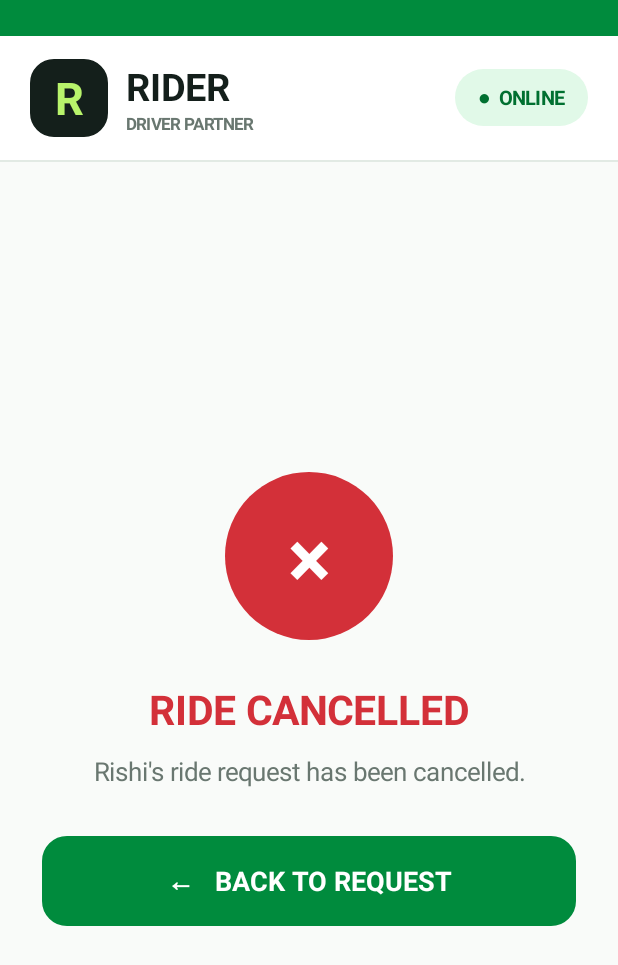
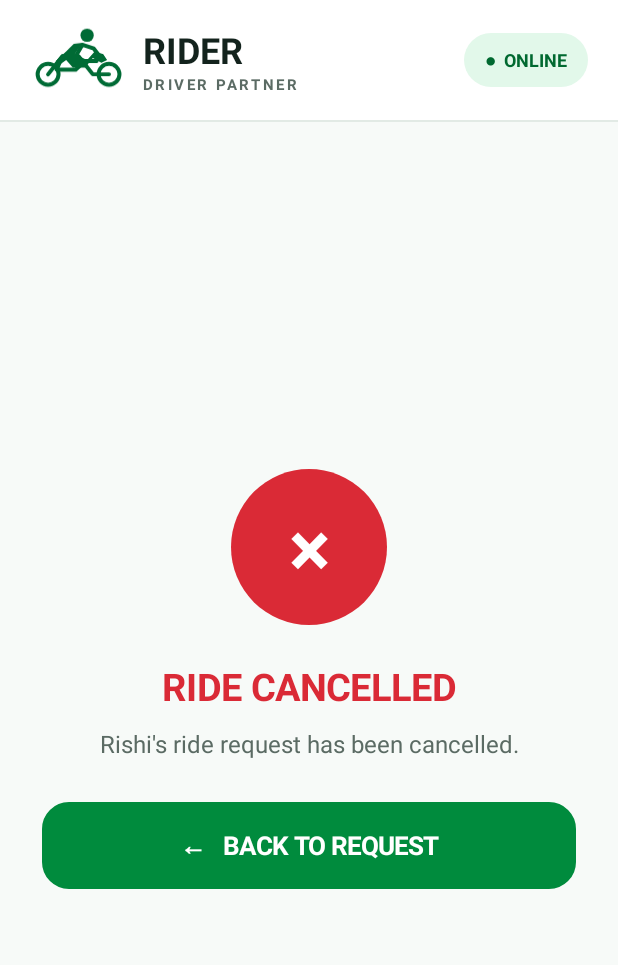
Before and after one commit to martinphilips1502-a11y/RIDER, an Android app: the screen it shows after launch (MainActivity), after a tap on "× CANCEL", on a phone screen of 412 x 824 dp. Shown: the top 965 px of the screen. Run offline under Robolectric (Android 15) with nearby library versions, the phone set to English and light mode, and no system bars; 2 other taps on this screen came first.

Commit message:
Refactor MainActivity for improved readability and structure

```diff
--- a/app/src/main/java/com/scriptedmachi/rider/MainActivity.java
+++ b/app/src/main/java/com/scriptedmachi/rider/MainActivity.java
@@ -1,7 +1,6 @@
 package com.scriptedmachi.rider;
 
 import android.app.Activity;
-import android.os.Build;
 import android.os.Bundle;
 import android.graphics.Color;
 import android.graphics.Typeface;
@@ -11,204 +10,191 @@ import android.media.AudioManager;
 import android.media.ToneGenerator;
 import android.os.Handler;
 import android.os.Looper;
-import android.widget.ImageView;
 import android.view.Gravity;
 import android.view.View;
+import android.view.Window;
+import android.widget.ImageView;
 import android.widget.LinearLayout;
 import android.widget.ScrollView;
 import android.widget.TextView;
 
 public class MainActivity extends Activity {
     private static final int GREEN = Color.rgb(0, 139, 61);
-    private static final int DARK_GREEN = Color.rgb(0, 112, 48);
-    private static final int INK = Color.rgb(20, 31, 27);
-    private static final int MUTED = Color.rgb(105, 119, 112);
-    private static final int PAGE = Color.rgb(249, 251, 249);
-    private static final int RED = Color.rgb(211, 48, 57);
-    private ValueAnimator acceptPulse;
-    private ToneGenerator toneGenerator;
-    private final Handler soundHandler = new Handler(Looper.getMainLooper());
+    private static final int DEEP_GREEN = Color.rgb(0, 105, 48);
+    private static final int INK = Color.rgb(19, 35, 29);
+    private static final int MUTED = Color.rgb(91, 107, 100);
+    private static final int PAGE = Color.rgb(247, 250, 248);
+    private static final int RED = Color.rgb(218, 42, 54);
+    private ValueAnimator pulse;
+    private ToneGenerator tones;
+    private final Handler handler = new Handler(Looper.getMainLooper());
 
-    @Override
-    public void onCreate(Bundle state) {
+    @Override public void onCreate(Bundle state) {
         super.onCreate(state);
-        getWindow().setStatusBarColor(GREEN);
-        getWindow().setNavigationBarColor(Color.WHITE);
-        // White status-bar icons on green; dark navigation icons on white.
-        getWindow().getDecorView().setSystemUiVisibility(View.SYSTEM_UI_FLAG_LIGHT_NAVIGATION_BAR);
+        Window w = getWindow();
+        w.setStatusBarColor(GREEN);
+        w.setNavigationBarColor(Color.WHITE);
+        w.getDecorView().setSystemUiVisibility(View.SYSTEM_UI_FLAG_LIGHT_NAVIGATION_BAR);
         showRequest();
     }
 
-    private int dp(float value) {
-        return Math.round(value * getResources().getDisplayMetrics().density);
+    private int dp(float v) {
+        return Math.round(v * getResources().getDisplayMetrics().density);
     }
 
-    private GradientDrawable shape(int color, int radius, int strokeColor, int strokeWidth) {
-        GradientDrawable drawable = new GradientDrawable();
-        drawable.setColor(color);
-        drawable.setCornerRadius(dp(radius));
-        if (strokeWidth > 0) drawable.setStroke(dp(strokeWidth), strokeColor);
-        return drawable;
+    private GradientDrawable shape(int fill, int radius, int stroke, int strokeDp) {
+        GradientDrawable d = new GradientDrawable();
+        d.setColor(fill);
+        d.setCornerRadius(dp(radius));
+        if (strokeDp > 0) d.setStroke(dp(strokeDp), stroke);
+        return d;
     }
 
-    private TextView label(String value, int size, int color, boolean bold) {
-        TextView view = new TextView(this);
-        view.setText(value);
-        view.setTextSize(size);
-        view.setTextColor(color);
-        view.setIncludeFontPadding(true);
-        view.setGravity(Gravity.CENTER_VERTICAL);
-        view.setTypeface(Typeface.create("sans-serif", bold ? Typeface.BOLD : Typeface.NORMAL));
-        return view;
+    private TextView text(String value, int size, int color, boolean bold) {
+        TextView t = new TextView(this);
+        t.setText(value);
+        t.setTextSize(size);
+        t.setTextColor(color);
+        t.setGravity(Gravity.CENTER_VERTICAL);
+        t.setIncludeFontPadding(true);
+        t.setTypeface(Typeface.create("sans-serif", bold ? Typeface.BOLD : Typeface.NORMAL));
+        return t;
     }
 
     private LinearLayout column() {
-        LinearLayout layout = new LinearLayout(this);
-        layout.setOrientation(LinearLayout.VERTICAL);
-        return layout;
+        LinearLayout l = new LinearLayout(this);
+        l.setOrientation(LinearLayout.VERTICAL);
+        return l;
     }
 
-    private void padding(View view, int left, int top, int right, int bottom) {
-        view.setPadding(dp(left), dp(top), dp(right), dp(bottom));
+    private void pad(View v, int l, int t, int r, int b) {
+        v.setPadding(dp(l), dp(t), dp(r), dp(b));
     }
 
-    private void space(LinearLayout parent, int height) {
-        View spacer = new View(this);
-        parent.addView(spacer, new LinearLayout.LayoutParams(1, dp(height)));
+    private void gap(LinearLayout parent, int height) {
+        View v = new View(this);
+        parent.addView(v, new LinearLayout.LayoutParams(1, dp(height)));
     }
 
-    // Android 15 draws app content behind the status bar for apps targeting API 35.
-    // This green strip occupies that inset so the logo starts safely below phone icons.
-    private void addStatusBarStrip(LinearLayout page) {
-        if (Build.VERSION.SDK_INT >= 35) {
-            int resource = getResources().getIdentifier("status_bar_height", "dimen", "android");
-            int height = resource > 0 ? getResources().getDimensionPixelSize(resource) : dp(28);
-            View strip = new View(this);
-            strip.setBackgroundColor(GREEN);
-            page.addView(strip, new LinearLayout.LayoutParams(-1, height));
-        }
+    private void divider(LinearLayout parent, int top, int bottom) {
+        View v = new View(this);
+        v.setBackgroundColor(Color.rgb(226, 234, 229));
+        LinearLayout.LayoutParams p = new LinearLayout.LayoutParams(-1, dp(1));
+        p.topMargin = dp(top);
+        p.bottomMargin = dp(bottom);
+        parent.addView(v, p);
     }
 
-    private LinearLayout createPage() {
+    private LinearLayout makePage() {
         LinearLayout page = column();
         page.setBackgroundColor(PAGE);
-        addStatusBarStrip(page);
         return page;
     }
 
-    private void addHeader(LinearLayout parent) {
+    private void addHeader(LinearLayout page) {
         LinearLayout header = new LinearLayout(this);
         header.setGravity(Gravity.CENTER_VERTICAL);
-        padding(header, 20, 15, 20, 15);
+        pad(header, 20, 14, 20, 14);
         header.setBackgroundColor(Color.WHITE);
 
-        TextView mark = label("R", 30, Color.rgb(184, 243, 107), true);
-        mark.setGravity(Gravity.CENTER);
-        mark.setBackground(shape(INK, 15, INK, 1));
-        header.addView(mark, new LinearLayout.LayoutParams(dp(52), dp(52)));
+        ImageView logo = new ImageView(this);
+        logo.setImageResource(R.drawable.rider_logo);
+        logo.setScaleType(ImageView.ScaleType.FIT_CENTER);
+        header.addView(logo, new LinearLayout.LayoutParams(dp(66), dp(52)));
 
         LinearLayout brand = column();
-        padding(brand, 12, 0, 0, 0);
-        brand.addView(label("RIDER", 25, INK, true));
-        brand.addView(label("DRIVER PARTNER", 11, MUTED, true));
+        pad(brand, 9, 0, 0, 0);
+        brand.addView(text("RIDER", 24, INK, true));
+        TextView sub = text("DRIVER PARTNER", 10, MUTED, true);
+        sub.setLetterSpacing(0.16f);
+        brand.addView(sub);
         header.addView(brand, new LinearLayout.LayoutParams(0, -2, 1));
 
-        TextView online = label("●  ONLINE", 13, DARK_GREEN, true);
+        TextView online = text("●  ONLINE", 12, DEEP_GREEN, true);
         online.setGravity(Gravity.CENTER);
-        online.setBackground(shape(Color.rgb(225, 249, 232), 30, Color.TRANSPARENT, 0));
-        padding(online, 15, 10, 15, 10);
+        online.setBackground(shape(Color.rgb(226, 248, 234), 30, Color.TRANSPARENT, 0));
+        pad(online, 14, 9, 14, 9);
         header.addView(online);
-        parent.addView(header);
 
-        View divider = new View(this);
-        divider.setBackgroundColor(Color.rgb(226, 234, 228));
-        parent.addView(divider, new LinearLayout.LayoutParams(-1, dp(1)));
+        page.addView(header);
+        divider(page, 0, 0);
     }
 
-    private TextView actionButton(String title, int textColor, int backgroundColor, int borderColor) {
-        TextView button = label(title, 18, textColor, true);
-        button.setGravity(Gravity.CENTER);
-        button.setBackground(shape(backgroundColor, 16, borderColor, 1));
-        button.setClickable(true);
-        button.setFocusable(true);
-        return button;
+    private TextView button(String title, int textColor, int fill, int border) {
+        TextView b = text(title, 17, textColor, true);
+        b.setGravity(Gravity.CENTER);
+        b.setBackground(shape(fill, 17, border, 1));
+        b.setClickable(true);
+        b.setFocusable(true);
+        return b;
     }
 
-    private void addLocation(LinearLayout card, int pinDrawable,
-                             String heading, String address, int headingColor) {
+    private void addLocation(LinearLayout card, int drawable, String heading,
+                             String address, int headingColor) {
         LinearLayout row = new LinearLayout(this);
-        row.setGravity(Gravity.TOP);
+        row.setGravity(Gravity.CENTER_VERTICAL);
 
         ImageView pin = new ImageView(this);
-        pin.setImageResource(pinDrawable);
+        pin.setImageResource(drawable);
         pin.setScaleType(ImageView.ScaleType.FIT_CENTER);
-        row.addView(pin, new LinearLayout.LayoutParams(dp(42), dp(48)));
+        LinearLayout.LayoutParams pinP = new LinearLayout.LayoutParams(dp(34), dp(40));
+        pinP.rightMargin = dp(13);
+        row.addView(pin, pinP);
 
-        LinearLayout details = column();
-        padding(details, 12, 0, 0, 0);
-        details.addView(label(heading, 15, headingColor, true));
-        TextView addressView = label(address, 17, INK, true);
-        addressView.setLineSpacing(dp(2), 1.0f);
-        details.addView(addressView);
-        row.addView(details, new LinearLayout.LayoutParams(0, -2, 1));
+        LinearLayout labels = column();
+        labels.addView(text(heading, 14, headingColor, true));
+        TextView addressText = text(address, 16, INK, true);
+        addressText.setLineSpacing(dp(1), 1.0f);
+        labels.addView(addressText);
+        row.addView(labels, new LinearLayout.LayoutParams(0, -2, 1));
         card.addView(row);
     }
 
-    private void playRequestSound() {
-        playTone(ToneGenerator.TONE_PROP_BEEP2, 180, true);
+    private void playTone(int tone, int duration, boolean doubleTone) {
+        try {
+            if (tones != null) tones.release();
+            tones = new ToneGenerator(AudioManager.STREAM_NOTIFICATION, 78);
+            tones.startTone(tone, duration);
+            if (doubleTone) {
+                handler.postDelayed(() -> {
+                    if (tones != null) tones.startTone(ToneGenerator.TONE_PROP_BEEP, 130);
+                }, 210);
+            }
+            handler.postDelayed(() -> {
+                if (tones != null) {
+                    tones.release();
+                    tones = null;
+                }
+            }, doubleTone ? 500 : 300);
+        } catch (Exception ignored) { }
     }
 
-    private void playFeedbackSound(boolean accepted) {
-        playTone(accepted ? ToneGenerator.TONE_PROP_ACK : ToneGenerator.TONE_PROP_NACK, 220, false);
+    private void startPulse(TextView accept) {
+        stopPulse();
+        pulse = ValueAnimator.ofFloat(0f, 1f);
+        pulse.setDuration(620);
+        pulse.setRepeatCount(ValueAnimator.INFINITE);
+        pulse.setRepeatMode(ValueAnimator.REVERSE);
+        pulse.addUpdateListener(a -> {
+            float f = (float) a.getAnimatedValue();
+            GradientDrawable bg = (GradientDrawable) accept.getBackground();
+            int alpha = 125 + Math.round(130 * f);
+            int width = 2 + Math.round(3 * f);
+            bg.setStroke(dp(width), Color.argb(alpha, 190, 255, 207));
+            accept.setElevation(dp(3 + 5 * f));
+        });
+        pulse.start();
     }
 
-    private void playTone(int tone, int durationMs, boolean doubleBeep) {
-        try {
-            if (toneGenerator != null) toneGenerator.release();
-            toneGenerator = new ToneGenerator(AudioManager.STREAM_NOTIFICATION, 75);
-            toneGenerator.startTone(tone, durationMs);
-            if (doubleBeep) {
-                soundHandler.postDelayed(() -> {
-                    if (toneGenerator != null) toneGenerator.startTone(ToneGenerator.TONE_PROP_BEEP, 140);
-                }, 230);
-            }
-            soundHandler.postDelayed(() -> {
-                if (toneGenerator != null) {
-                    toneGenerator.release();
-                    toneGenerator = null;
-                }
-            }, doubleBeep ? 520 : 300);
-        } catch (Exception ignored) {
-            // Sound is an enhancement; the app remains fully usable if audio is unavailable.
-        }
-    }
-
-    private void startAcceptPulse(TextView button) {
-        if (acceptPulse != null) acceptPulse.cancel();
-        acceptPulse = ValueAnimator.ofFloat(0f, 1f);
-        acceptPulse.setDuration(850);
-        acceptPulse.setRepeatCount(ValueAnimator.INFINITE);
-        acceptPulse.setRepeatMode(ValueAnimator.REVERSE);
-        acceptPulse.addUpdateListener(animation -> {
-            float progress = (float) animation.getAnimatedValue();
-            GradientDrawable background = (GradientDrawable) button.getBackground();
-            int alpha = 105 + Math.round(145 * progress);
-            int width = 2 + Math.round(3 * progress);
-            background.setStroke(dp(width), Color.argb(alpha, 190, 255, 205));
-            button.setElevation(dp(3 + 3 * progress));
-        });
-        acceptPulse.start();
-    }
-
-    private void stopAcceptPulse() {
-        if (acceptPulse != null) {
-            acceptPulse.cancel();
-            acceptPulse = null;
+    private void stopPulse() {
+        if (pulse != null) {
+            pulse.cancel();
+            pulse = null;
         }
     }
 
     private void showRequest() {
-        LinearLayout page = createPage();
+        LinearLayout page = makePage();
         addHeader(page);
 
         ScrollView scroll = new ScrollView(this);
@@ -217,135 +203,163 @@ public class MainActivity extends Activity {
         scroll.setBackgroundColor(PAGE);
 
         LinearLayout content = column();
-        padding(content, 18, 20, 18, 28);
+        pad(content, 18, 18, 18, 22);
 
-        content.addView(label("Good day, Driver", 17, MUTED, false));
-        space(content, 4);
-        TextView title = label("You have a new ride", 29, INK, true);
-        content.addView(title);
-        space(content, 18);
+        content.addView(text("Good day, Driver", 17, MUTED, false));
+        gap(content, 4);
+        content.addView(text("You have a new ride", 27, INK, true));
+        gap(content, 16);
 
         LinearLayout card = column();
-        card.setBackground(shape(Color.WHITE, 24, Color.rgb(231, 237, 232), 1));
-        padding(card, 18, 18, 18, 18);
+        card.setBackground(shape(Color.WHITE, 24, Color.rgb(224, 233, 227), 1));
+        pad(card, 17, 17, 17, 17);
 
-        TextView requestTag = label("♧  NEW RIDE REQUEST", 14, DARK_GREEN, true);
-        requestTag.setBackground(shape(Color.rgb(226, 249, 233), 30, Color.TRANSPARENT, 0));
-        padding(requestTag, 14, 10, 14, 10);
-        card.addView(requestTag, new LinearLayout.LayoutParams(-2, -2));
-        space(card, 20);
+        TextView tag = text("♧  NEW RIDE REQUEST", 13, DEEP_GREEN, true);
+        tag.setBackground(shape(Color.rgb(226, 248, 234), 28, Color.TRANSPARENT, 0));
+        pad(tag, 13, 9, 13, 9);
+        card.addView(tag, new LinearLayout.LayoutParams(-2, -2));
+        gap(card, 17);
 
         LinearLayout passenger = new LinearLayout(this);
         passenger.setGravity(Gravity.CENTER_VERTICAL);
+
         ImageView avatar = new ImageView(this);
         avatar.setImageResource(R.drawable.passenger_avatar);
-        avatar.setScaleType(ImageView.ScaleType.CENTER_CROP);
-        passenger.addView(avatar, new LinearLayout.LayoutParams(dp(72), dp(72)));
+        avatar.setScaleType(ImageView.ScaleType.FIT_CENTER);
+        passenger.addView(avatar, new LinearLayout.LayoutParams(dp(76), dp(76)));
 
         LinearLayout passengerInfo = column();
-        padding(passengerInfo, 14, 0, 0, 0);
-        passengerInfo.addView(label("Rishi", 25, INK, true));
-        passengerInfo.addView(label("PASSENGER", 12, MUTED, true));
+        pad(passengerInfo, 13, 0, 0, 0);
+        passengerInfo.addView(text("Rishi", 24, INK, true));
+        passengerInfo.addView(text("PASSENGER", 11, MUTED, true));
+        TextView rating = text("★  4.8  (126 rides)", 13, MUTED, false);
+        rating.setTextColor(Color.rgb(87, 101, 94));
+        passengerInfo.addView(rating);
         passenger.addView(passengerInfo, new LinearLayout.LayoutParams(0, -2, 1));
         card.addView(passenger);
 
-        View separator = new View(this);
-        separator.setBackgroundColor(Color.rgb(232, 237, 233));
-        LinearLayout.LayoutParams separatorParams = new LinearLayout.LayoutParams(-1, dp(1));
-        separatorParams.topMargin = dp(18);
-        separatorParams.bottomMargin = dp(18);
-        card.addView(separator, separatorParams);
+        divider(card, 17, 17);
 
-        addLocation(card, R.drawable.pickup_pin, "Pickup", "Bhagavathi Nagar, Koyambedu", DARK_GREEN);
-        View routeLine = new View(this);
-        routeLine.setBackgroundColor(Color.rgb(193, 207, 197));
-        LinearLayout.LayoutParams routeParams = new LinearLayout.LayoutParams(dp(2), dp(24));
-        routeParams.leftMargin = dp(20);
-        card.addView(routeLine, routeParams);
-        addLocation(card, R.drawable.destination_pin, "Destination", "Bharathiyar Street, Valasaravakkam", RED);
+        addLocation(card, R.drawable.pickup_pin, "Pickup",
+                "Bhagavathi Nagar, Koyambedu", DEEP_GREEN);
 
-        // Ride amount row: clearly displays the passenger's offered fare.
-        LinearLayout fareRow = new LinearLayout(this);
-        fareRow.setGravity(Gravity.CENTER_VERTICAL);
-        fareRow.setBackground(shape(Color.rgb(242, 249, 244), 14, Color.rgb(218, 235, 222), 1));
-        padding(fareRow, 16, 13, 16, 13);
-        LinearLayout fareLabels = column();
-        fareLabels.addView(label("RIDE AMOUNT", 12, MUTED, true));
-        fareLabels.addView(label("Passenger fare", 13, MUTED, false));
-        fareRow.addView(fareLabels, new LinearLayout.LayoutParams(0, -2, 1));
-        TextView fareAmount = label("₹125", 25, DARK_GREEN, true);
-        fareAmount.setGravity(Gravity.CENTER_VERTICAL | Gravity.END);
-        fareRow.addView(fareAmount);
-        LinearLayout.LayoutParams fareParams = new LinearLayout.LayoutParams(-1, -2);
-        fareParams.topMargin = dp(20);
-        card.addView(fareRow, fareParams);
+        View route = new View(this);
+        route.setBackgroundColor(Color.rgb(194, 208, 199));
+        LinearLayout.LayoutParams routeP = new LinearLayout.LayoutParams(dp(2), dp(22));
+        routeP.leftMargin = dp(17);
+        card.addView(route, routeP);
 
-        space(card, 20);
-        TextView accept = actionButton("✓   ACCEPT RIDE", Color.WHITE, GREEN, GREEN);
-        accept.setBackground(shape(GREEN, 16, Color.argb(170, 190, 255, 205), 2));
+        addLocation(card, R.drawable.destination_pin, "Destination",
+                "Bharathiyar Street, Valasaravakkam", RED);
+
+        divider(card, 16, 16);
+
+        LinearLayout fare = new LinearLayout(this);
+        fare.setGravity(Gravity.CENTER_VERTICAL);
+        fare.setBackground(shape(Color.rgb(239, 249, 242), 16, Color.rgb(219, 237, 224), 1));
+        pad(fare, 15, 12, 15, 12);
+
+        ImageView wallet = new ImageView(this);
+        wallet.setImageResource(R.drawable.wallet_icon);
+        wallet.setScaleType(ImageView.ScaleType.FIT_CENTER);
+        LinearLayout.LayoutParams walletP = new LinearLayout.LayoutParams(dp(31), dp(31));
+        walletP.rightMargin = dp(12);
+        fare.addView(wallet, walletP);
+
+        LinearLayout fareText = column();
+        fareText.addView(text("Ride Amount", 14, INK, true));
+        fareText.addView(text("Passenger fare", 12, MUTED, false));
+        fare.addView(fareText, new LinearLayout.LayoutParams(0, -2, 1));
+        TextView amount = text("₹125", 27, DEEP_GREEN, true);
+        amount.setGravity(Gravity.CENTER_VERTICAL | Gravity.END);
+        fare.addView(amount);
+        LinearLayout.LayoutParams fareP = new LinearLayout.LayoutParams(-1, -2);
+        fareP.topMargin = dp(17);
+        card.addView(fare, fareP);
+
+        gap(card, 19);
+        TextView accept = button("✓   ACCEPT RIDE", Color.WHITE, GREEN, GREEN);
+        accept.setBackground(shape(GREEN, 17, Color.rgb(190, 255, 207), 3));
         card.addView(accept, new LinearLayout.LayoutParams(-1, dp(62)));
-        accept.setOnClickListener(view -> { stopAcceptPulse(); playFeedbackSound(true); showResult(true); });
+        accept.setOnClickListener(v -> {
+            stopPulse();
+            playTone(ToneGenerator.TONE_PROP_ACK, 230, false);
+            showResult(true);
+        });
 
-        space(card, 12);
-        TextView cancel = actionButton("×   CANCEL", RED, Color.rgb(255, 245, 245), Color.rgb(255, 205, 208));
-        card.addView(cancel, new LinearLayout.LayoutParams(-1, dp(58)));
-        cancel.setOnClickListener(view -> { stopAcceptPulse(); playFeedbackSound(false); showResult(false); });
+        gap(card, 11);
+        TextView cancel = button("×   CANCEL", RED, Color.rgb(255, 246, 247),
+                Color.rgb(255, 202, 207));
+        card.addView(cancel, new LinearLayout.LayoutParams(-1, dp(57)));
+        cancel.setOnClickListener(v -> {
+            stopPulse();
+            playTone(ToneGenerator.TONE_PROP_NACK, 220, false);
+            showResult(false);
+        });
+
+        ImageView bike = new ImageView(this);
+        bike.setImageResource(R.drawable.bike_footer);
+        bike.setScaleType(ImageView.ScaleType.FIT_CENTER);
+        LinearLayout.LayoutParams bikeP = new LinearLayout.LayoutParams(-1, dp(118));
+        bikeP.topMargin = dp(8);
+        card.addView(bike, bikeP);
 
         content.addView(card);
-        space(content, 18);
-        TextView footer = label("Please review the trip details before responding.", 13, MUTED, false);
+        gap(content, 15);
+        TextView footer = text("ⓘ  Please review the trip details before responding.", 13, MUTED, false);
         footer.setGravity(Gravity.CENTER);
         content.addView(footer);
 
         scroll.addView(content);
         page.addView(scroll, new LinearLayout.LayoutParams(-1, 0, 1));
         setContentView(page);
-        startAcceptPulse(accept);
-        playRequestSound();
+        startPulse(accept);
+        playTone(ToneGenerator.TONE_PROP_BEEP2, 170, true);
     }
 
     private void showResult(boolean accepted) {
-        LinearLayout page = createPage();
+        stopPulse();
+        LinearLayout page = makePage();
         addHeader(page);
 
         LinearLayout body = column();
         body.setGravity(Gravity.CENTER);
-        padding(body, 28, 30, 28, 30);
+        pad(body, 28, 28, 28, 28);
         body.setBackgroundColor(PAGE);
 
-        TextView mark = label(accepted ? "✓" : "×", 54, Color.WHITE, true);
-        mark.setGravity(Gravity.CENTER);
-        mark.setBackground(shape(accepted ? GREEN : RED, 100, Color.TRANSPARENT, 0));
-        body.addView(mark, new LinearLayout.LayoutParams(dp(112), dp(112)));
-        space(body, 28);
+        TextView icon = text(accepted ? "✓" : "×", 52, Color.WHITE, true);
+        icon.setGravity(Gravity.CENTER);
+        icon.setBackground(shape(accepted ? GREEN : RED, 100, Color.TRANSPARENT, 0));
+        body.addView(icon, new LinearLayout.LayoutParams(dp(104), dp(104)));
+        gap(body, 24);
 
-        TextView title = label(accepted ? "RIDE ACCEPTED!" : "RIDE CANCELLED", 27,
-                accepted ? DARK_GREEN : RED, true);
-        title.setGravity(Gravity.CENTER);
-        body.addView(title);
-        space(body, 12);
+        TextView heading = text(accepted ? "RIDE ACCEPTED!" : "RIDE CANCELLED",
+                25, accepted ? DEEP_GREEN : RED, true);
+        heading.setGravity(Gravity.CENTER);
+        body.addView(heading);
+        gap(body, 10);
 
-        TextView message = label(accepted
+        TextView message = text(accepted
                 ? "You have successfully accepted Rishi's ride."
-                : "Rishi's ride request has been cancelled.", 17, MUTED, false);
+                : "Rishi's ride request has been cancelled.", 16, MUTED, false);
         message.setGravity(Gravity.CENTER);
         body.addView(message);
-        space(body, 32);
+        gap(body, 28);
 
-        TextView back = actionButton("←   BACK TO REQUEST", Color.WHITE, GREEN, GREEN);
-        body.addView(back, new LinearLayout.LayoutParams(-1, dp(60)));
-        back.setOnClickListener(view -> showRequest());
+        TextView back = button("←   BACK TO REQUEST", Color.WHITE, GREEN, GREEN);
+        body.addView(back, new LinearLayout.LayoutParams(-1, dp(58)));
+        back.setOnClickListener(v -> showRequest());
 
         page.addView(body, new LinearLayout.LayoutParams(-1, 0, 1));
         setContentView(page);
     }
-    @Override
-    protected void onDestroy() {
-        stopAcceptPulse();
-        soundHandler.removeCallbacksAndMessages(null);
-        if (toneGenerator != null) {
-            toneGenerator.release();
-            toneGenerator = null;
+
+    @Override protected void onDestroy() {
+        stopPulse();
+        handler.removeCallbacksAndMessages(null);
+        if (tones != null) {
+            tones.release();
+            tones = null;
         }
         super.onDestroy();
     }
```
